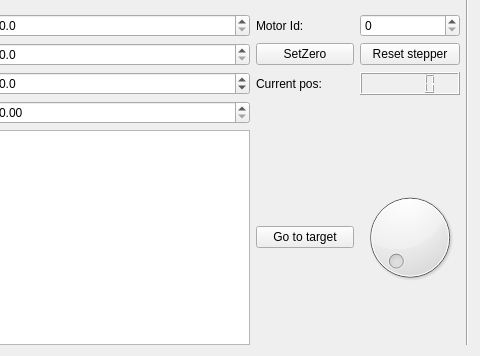
Before: the Qt Designer form SpidrMpx3Eq/qcstmconfigmonitoring.ui in navrit/dexter, drawn with Qt 5; both pictures show x 666 to 1146 and y 333 to 689 of the 1146 by 689 pixel window.
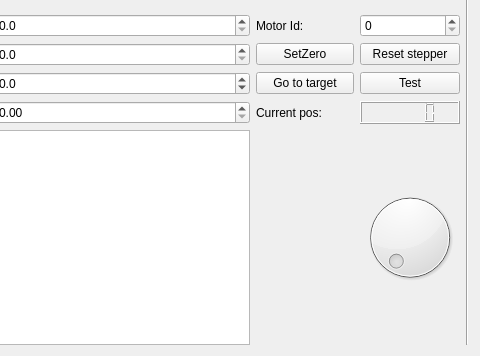
After: the same form once the commit is applied.

Commit message: introduced a test feature for the stepper motor

Diff of the .ui file:
```diff
--- a/SpidrMpx3Eq/qcstmconfigmonitoring.ui
+++ b/SpidrMpx3Eq/qcstmconfigmonitoring.ui
@@ -373,9 +373,6 @@
          </property>
         </widget>
        </item>
-       <item row="10" column="5">
-        <widget class="QLCDNumber" name="motorCurrentPoslcdNumber"/>
-       </item>
        <item row="0" column="3">
         <widget class="QLineEdit" name="ipLineEdit">
          <property name="frame">
@@ -400,13 +397,6 @@
          </property>
         </widget>
        </item>
-       <item row="10" column="4">
-        <widget class="QLabel" name="stepperCurrentPosLabel">
-         <property name="text">
-          <string>Current pos:</string>
-         </property>
-        </widget>
-       </item>
        <item row="8" column="3">
         <widget class="QDoubleSpinBox" name="accelerationSpinBox">
          <property name="decimals">
@@ -462,13 +452,6 @@
          </property>
         </widget>
        </item>
-       <item row="12" column="4">
-        <widget class="QPushButton" name="motorGoToTargetButton">
-         <property name="text">
-          <string>Go to target</string>
-         </property>
-        </widget>
-       </item>
        <item row="9" column="4">
         <widget class="QPushButton" name="stepperSetZeroPushButton">
          <property name="text">
@@ -518,6 +501,30 @@
        <item row="11" column="3">
         <widget class="QDoubleSpinBox" name="currentISpinBox"/>
        </item>
+       <item row="11" column="4">
+        <widget class="QLabel" name="stepperCurrentPosLabel">
+         <property name="text">
+          <string>Current pos:</string>
+         </property>
+        </widget>
+       </item>
+       <item row="10" column="4">
+        <widget class="QPushButton" name="motorGoToTargetButton">
+         <property name="text">
+          <string>Go to target</string>
+         </property>
+        </widget>
+       </item>
+       <item row="11" column="5">
+        <widget class="QLCDNumber" name="motorCurrentPoslcdNumber"/>
+       </item>
+       <item row="10" column="5">
+        <widget class="QPushButton" name="motorTestButton">
+         <property name="text">
+          <string>Test</string>
+         </property>
+        </widget>
+       </item>
       </layout>
      </item>
     </layout>
```
The commit also changes 2 other files.
